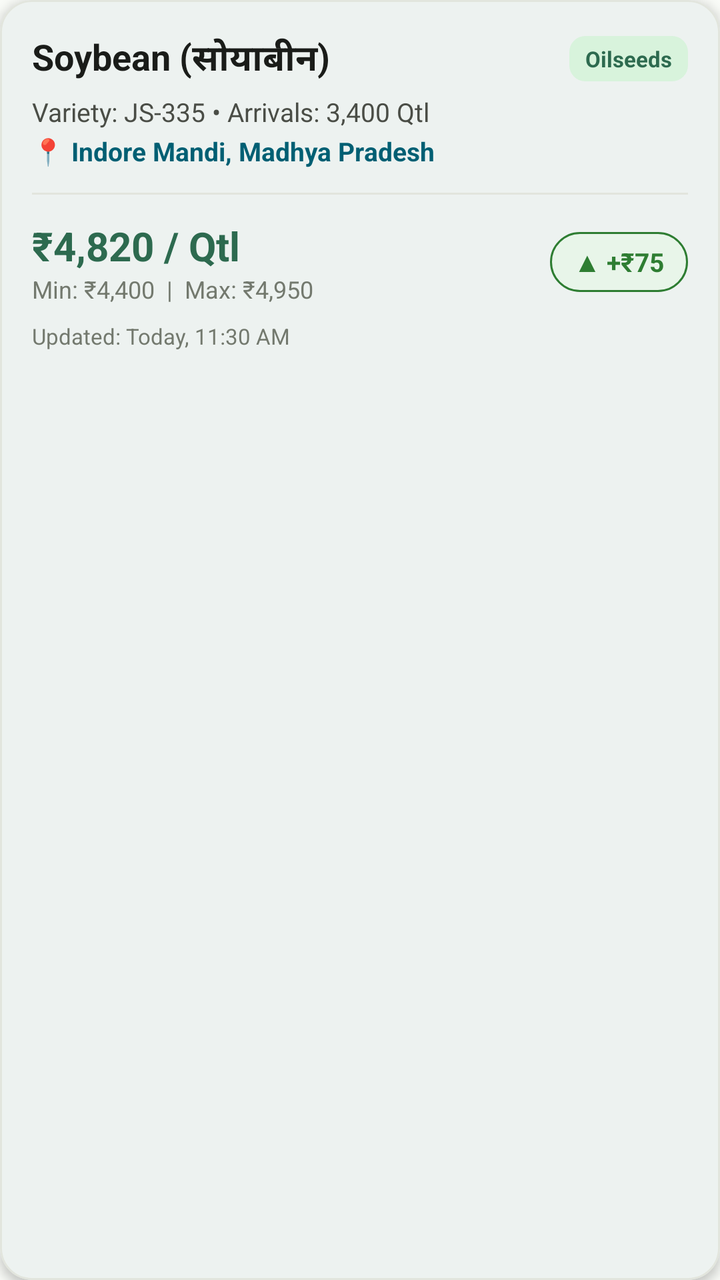
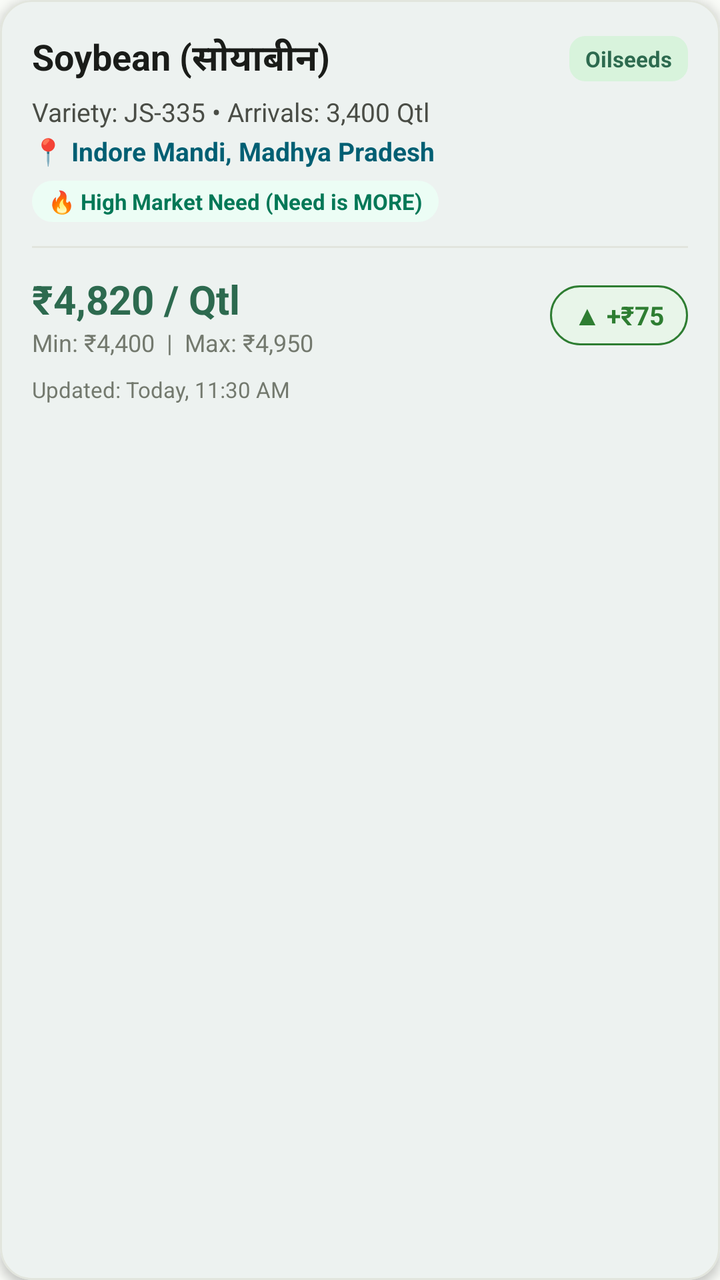

Compare the two renders of this Android layout. The source of the first and the diff that turns it into the second are given below.
<!-- AndroidManifest.xml: application theme Theme.AgroSmart -->
<!-- res/layout/item_crop_price.xml -->
<?xml version="1.0" encoding="utf-8"?>
<com.google.android.material.card.MaterialCardView
    xmlns:android="http://schemas.android.com/apk/res/android"
    xmlns:app="http://schemas.android.com/apk/res-auto"
    android:layout_width="match_parent"
    android:layout_height="wrap_content"
    android:layout_marginStart="16dp"
    android:layout_marginEnd="16dp"
    android:layout_marginTop="8dp"
    android:layout_marginBottom="8dp"
    app:cardCornerRadius="16dp"
    app:cardElevation="3dp"
    app:strokeWidth="1dp"
    app:strokeColor="@color/divider_line"
    app:cardBackgroundColor="@color/white">

    <LinearLayout
        android:layout_width="match_parent"
        android:layout_height="wrap_content"
        android:orientation="vertical"
        android:padding="16dp">

        
        <LinearLayout
            android:layout_width="match_parent"
            android:layout_height="wrap_content"
            android:orientation="horizontal"
            android:gravity="center_vertical">

            <TextView
                android:id="@+id/tvCropName"
                android:layout_width="0dp"
                android:layout_height="wrap_content"
                android:layout_weight="1"
                android:text="Soybean (सोयाबीन)"
                android:textSize="18sp"
                android:textStyle="bold"
                android:textColor="@color/text_primary" />

            <TextView
                android:id="@+id/tvCategoryBadge"
                android:layout_width="wrap_content"
                android:layout_height="wrap_content"
                android:background="@drawable/bg_category_badge"
                android:paddingStart="8dp"
                android:paddingEnd="8dp"
                android:paddingTop="4dp"
                android:paddingBottom="4dp"
                android:text="Oilseeds"
                android:textColor="@color/forest_green_primary"
                android:textSize="11sp"
                android:textStyle="bold" />
        </LinearLayout>

        
        <TextView
            android:id="@+id/tvVarietyArrival"
            android:layout_width="match_parent"
            android:layout_height="wrap_content"
            android:layout_marginTop="4dp"
            android:text="Variety: JS-335 • Arrivals: 3,400 Qtl"
            android:textSize="13sp"
            android:textColor="@color/text_secondary" />

        
        <TextView
            android:id="@+id/tvMarketLocation"
            android:layout_width="match_parent"
            android:layout_height="wrap_content"
            android:layout_marginTop="2dp"
            android:text="📍 Indore Mandi, Madhya Pradesh"
            android:textSize="13sp"
            android:textColor="@color/deep_teal"
            android:textStyle="bold" />

        <View
            android:layout_width="match_parent"
            android:layout_height="1dp"
            android:layout_marginTop="12dp"
            android:layout_marginBottom="12dp"
            android:background="@color/divider_line" />

        
        <LinearLayout
            android:layout_width="match_parent"
            android:layout_height="wrap_content"
            android:orientation="horizontal"
            android:gravity="center_vertical">

            <LinearLayout
                android:layout_width="0dp"
                android:layout_height="wrap_content"
                android:layout_weight="1"
                android:orientation="vertical">

                <TextView
                    android:id="@+id/tvModalPrice"
                    android:layout_width="wrap_content"
                    android:layout_height="wrap_content"
                    android:text="₹4,820 / Qtl"
                    android:textSize="20sp"
                    android:textStyle="bold"
                    android:textColor="@color/forest_green_primary" />

                <TextView
                    android:id="@+id/tvPriceRange"
                    android:layout_width="wrap_content"
                    android:layout_height="wrap_content"
                    android:text="Min: ₹4,400  |  Max: ₹4,950"
                    android:textSize="12sp"
                    android:textColor="@color/text_muted" />
            </LinearLayout>

            
            <TextView
                android:id="@+id/tvTrend"
                android:layout_width="wrap_content"
                android:layout_height="wrap_content"
                android:background="@drawable/bg_trend_up"
                android:paddingStart="12dp"
                android:paddingEnd="12dp"
                android:paddingTop="6dp"
                android:paddingBottom="6dp"
                android:text="▲ +₹75"
                android:textSize="13sp"
                android:textStyle="bold"
                android:textColor="#2E7D32" />
        </LinearLayout>

        
        <TextView
            android:id="@+id/tvUpdatedTime"
            android:layout_width="match_parent"
            android:layout_height="wrap_content"
            android:layout_marginTop="8dp"
            android:text="Updated: Today, 11:30 AM"
            android:textSize="11sp"
            android:textColor="@color/text_muted" />
    </LinearLayout>
</com.google.android.material.card.MaterialCardView>
<!-- resources referenced by this layout -->
<resources>
  <color name="deep_teal">#005F73</color>
  <color name="divider_line">#E2E5DD</color>
  <color name="forest_green_primary">#2D6A4F</color>
  <color name="text_muted">#73796E</color>
  <color name="text_primary">#1A1C19</color>
  <color name="text_secondary">#4A4D46</color>
  <color name="white">#FFFFFF</color>
  <!-- drawable bg_category_badge (drawable) -->
  <?xml version="1.0" encoding="utf-8"?>
  <shape xmlns:android="http://schemas.android.com/apk/res/android"
      android:shape="rectangle">
      <solid android:color="@color/forest_green_surface" />
      <corners android:radius="8dp" />
  </shape>
  <!-- drawable bg_trend_up (drawable) -->
  <?xml version="1.0" encoding="utf-8"?>
  <shape xmlns:android="http://schemas.android.com/apk/res/android"
      android:shape="rectangle">
      <solid android:color="#E8F5E9" />
      <corners android:radius="16dp" />
      <stroke android:width="1dp" android:color="#2E7D32" />
  </shape>
  <style name="Theme.AgroSmart" parent="Theme.Material3.DayNight.NoActionBar">
          
          <item name="colorPrimary">@color/forest_green_primary</item>
          <item name="colorPrimaryVariant">@color/forest_green_dark</item>
          <item name="colorOnPrimary">@color/white</item>
          <item name="colorSecondary">@color/leaf_green</item>
          <item name="colorSecondaryVariant">@color/forest_green_light</item>
          <item name="colorOnSecondary">@color/white</item>
  
          
          <item name="android:windowBackground">@color/bg_warm_cream</item>
          <item name="colorSurface">@color/bg_card_surface</item>
          <item name="colorOnSurface">@color/text_primary</item>
  
          
          <item name="android:statusBarColor">@color/forest_green_dark</item>
          <item name="android:windowLightStatusBar">false</item>
          <item name="android:navigationBarColor">@color/white</item>
          <item name="android:windowLightNavigationBar">true</item>
      </style>
  <color name="forest_green_surface">#D8F3DC</color>
  <color name="forest_green_dark">#1B4332</color>
  <color name="leaf_green">#52B788</color>
  <color name="forest_green_light">#40916C</color>
  <color name="bg_warm_cream">#F9FBF7</color>
  <color name="bg_card_surface">#FFFFFF</color>
</resources>

<!-- the commit's change to res/layout/item_crop_price.xml (unified diff, before → after) -->
@@ -73,6 +73,23 @@
             android:textColor="@color/deep_teal"
             android:textStyle="bold" />
 
+        
+        <TextView
+            android:id="@+id/tvMarketDemand"
+            android:layout_width="wrap_content"
+            android:layout_height="wrap_content"
+            android:layout_marginTop="6dp"
+            android:background="@drawable/bg_rounded_card"
+            android:backgroundTint="#ECFDF5"
+            android:paddingStart="8dp"
+            android:paddingTop="3dp"
+            android:paddingEnd="8dp"
+            android:paddingBottom="3dp"
+            android:text="🔥 High Market Need (Need is MORE)"
+            android:textColor="#047857"
+            android:textSize="11sp"
+            android:textStyle="bold" />
+
         <View
             android:layout_width="match_parent"
             android:layout_height="1dp"
<!-- resource entries referenced after the edit -->
@@ -13,6 +13,13 @@
       android:shape="rectangle">
       <solid android:color="@color/forest_green_surface" />
       <corners android:radius="8dp" />
+  </shape>
+  <!-- drawable bg_rounded_card (drawable) -->
+  <?xml version="1.0" encoding="utf-8"?>
+  <shape xmlns:android="http://schemas.android.com/apk/res/android"
+      android:shape="rectangle">
+      <solid android:color="@color/bg_card_surface" />
+      <corners android:radius="16dp" />
   </shape>
   <!-- drawable bg_trend_up (drawable) -->
   <?xml version="1.0" encoding="utf-8"?>
